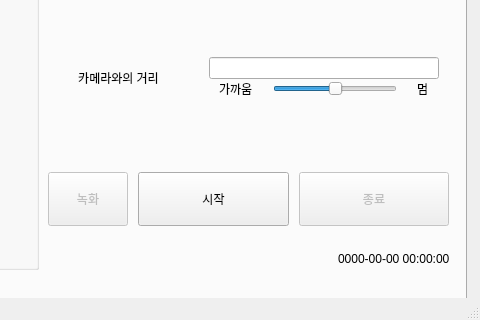
ninanoninano/BitProject_MCM, file untitled.ui: the form before one commit; both pictures show x 544 to 1024 and y 397 to 717 of the 1024 by 717 pixel window.
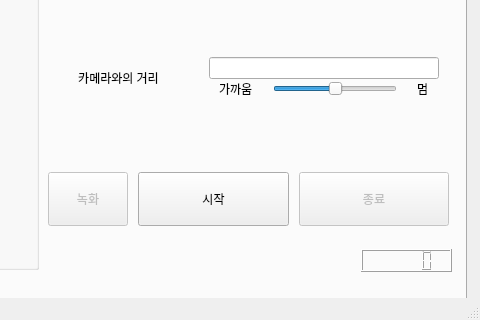
The form after the commit.

```diff
--- a/untitled.ui
+++ b/untitled.ui
@@ -371,18 +371,15 @@
        </property>
       </widget>
      </widget>
-     <widget class="QLabel" name="pt_Timer">
+     <widget class="QLCDNumber" name="pt_lcdNumber">
       <property name="geometry">
        <rect>
-        <x>880</x>
+        <x>903</x>
         <y>530</y>
-        <width>111</width>
-        <height>20</height>
+        <width>91</width>
+        <height>23</height>
        </rect>
       </property>
-      <property name="text">
-       <string>0000-00-00 00:00:00</string>
-      </property>
      </widget>
     </widget>
     <widget class="QWidget" name="Tab_ptex">
```
